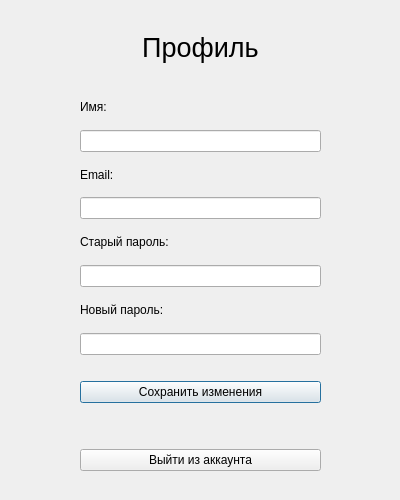
Above: accountdialog.ui from ceres919/QtShop before the change. Below: the same form after it.
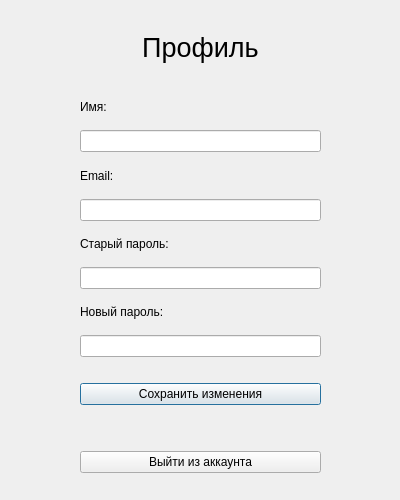
That is the form after the change.

```diff
--- a/accountdialog.ui
+++ b/accountdialog.ui
@@ -37,7 +37,7 @@
      <x>80</x>
      <y>30</y>
      <width>241</width>
-     <height>441</height>
+     <height>443</height>
     </rect>
    </property>
    <layout class="QVBoxLayout" name="verticalLayout">
```
Left out of the diff: 2 changed lines with no effect on the pictures.
